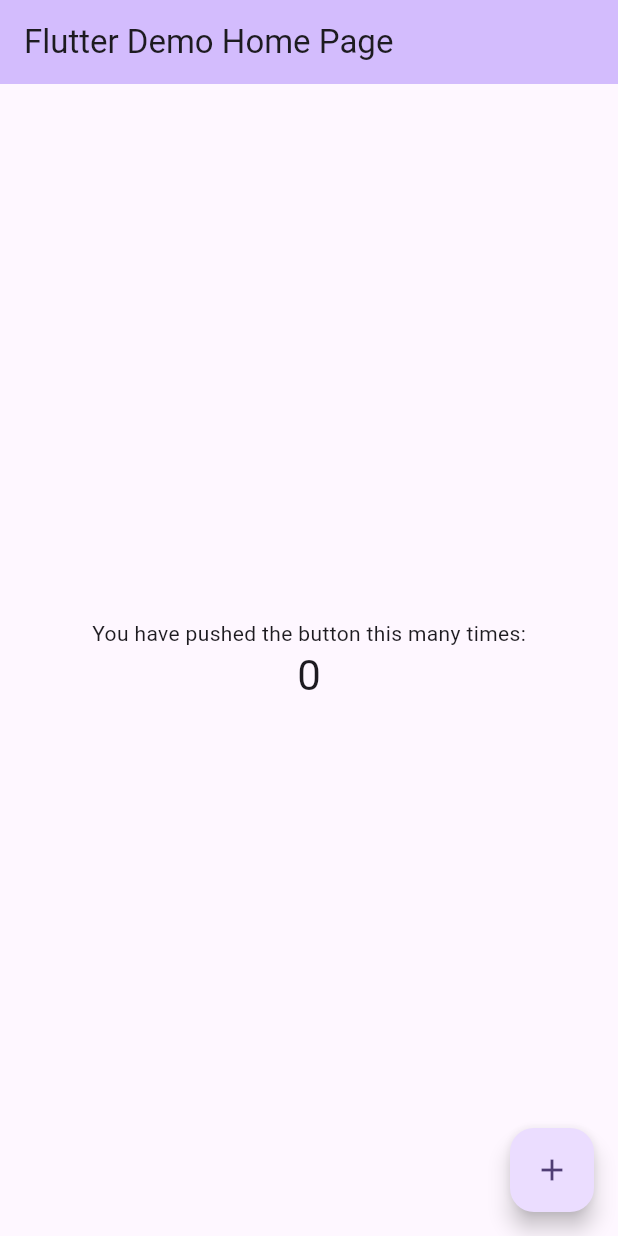
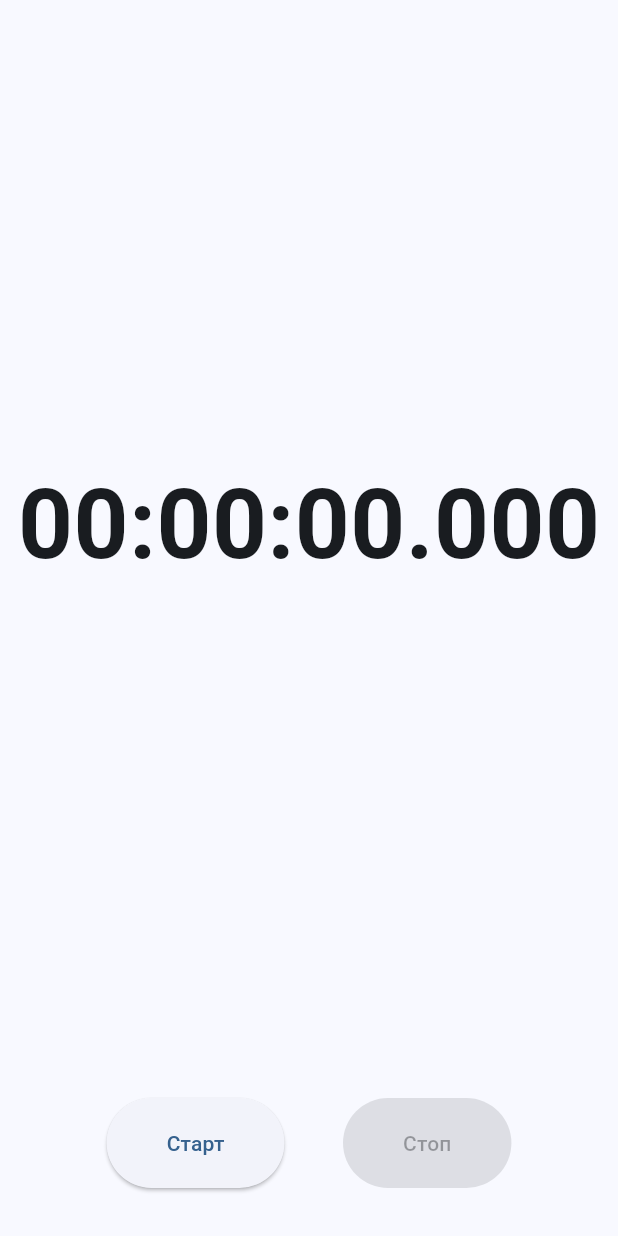
Before and after one commit to neo321654/screen_recorder, a Flutter app: the screen it shows after launch, on a phone screen of 412 x 824 dp. Run offline on Flutter 3.47's test engine with Material 3 defaults, Android fonts, the phone set to English and light mode, and no system bars.

Commit message:
refactor(ui): rebuild app as a timer
- Remove counter functionality from MyHomePage
- Implement timer functionality in TimerPage
- Add start and stop buttons for timer control
- Display formatted time in large text
- Update app title to "Timer"
- Customize theme color to blue

```diff
--- a/lib/main.dart
+++ b/lib/main.dart
@@ -1,3 +1,4 @@
+import 'dart:async';
 import 'package:flutter/material.dart';
 
 void main() {
@@ -7,116 +8,113 @@ void main() {
 class MyApp extends StatelessWidget {
   const MyApp({super.key});
 
-  // This widget is the root of your application.
   @override
   Widget build(BuildContext context) {
     return MaterialApp(
-      title: 'Flutter Demo',
+      title: 'Timer',
       theme: ThemeData(
-        // This is the theme of your application.
-        //
-        // TRY THIS: Try running your application with "flutter run". You'll see
-        // the application has a purple toolbar. Then, without quitting the app,
-        // try changing the seedColor in the colorScheme below to Colors.green
-        // and then invoke "hot reload" (save your changes or press the "hot
-        // reload" button in a Flutter-supported IDE, or press "r" if you used
-        // the command line to start the app).
-        //
-        // Notice that the counter didn't reset back to zero; the application
-        // state is not lost during the reload. To reset the state, use hot
-        // restart instead.
-        //
-        // This works for code too, not just values: Most code changes can be
-        // tested with just a hot reload.
-        colorScheme: ColorScheme.fromSeed(seedColor: Colors.deepPurple),
+        colorScheme: ColorScheme.fromSeed(seedColor: Colors.blue),
+        useMaterial3: true,
       ),
-      home: const MyHomePage(title: 'Flutter Demo Home Page'),
+      home: const TimerPage(),
     );
   }
 }
 
-class MyHomePage extends StatefulWidget {
-  const MyHomePage({super.key, required this.title});
-
-  // This widget is the home page of your application. It is stateful, meaning
-  // that it has a State object (defined below) that contains fields that affect
-  // how it looks.
-
-  // This class is the configuration for the state. It holds the values (in this
-  // case the title) provided by the parent (in this case the App widget) and
-  // used by the build method of the State. Fields in a Widget subclass are
-  // always marked "final".
-
-  final String title;
+class TimerPage extends StatefulWidget {
+  const TimerPage({super.key});
 
   @override
-  State<MyHomePage> createState() => _MyHomePageState();
+  State<TimerPage> createState() => _TimerPageState();
 }
 
-class _MyHomePageState extends State<MyHomePage> {
-  int _counter = 0;
+class _TimerPageState extends State<TimerPage> {
+  Timer? _timer;
+  int _milliseconds = 0;
+  bool _isRunning = false;
+  DateTime? _startTime;
 
-  void _incrementCounter() {
-    setState(() {
-      // This call to setState tells the Flutter framework that something has
-      // changed in this State, which causes it to rerun the build method below
-      // so that the display can reflect the updated values. If we changed
-      // _counter without calling setState(), then the build method would not be
-      // called again, and so nothing would appear to happen.
-      _counter++;
+  @override
+  void dispose() {
+    _timer?.cancel();
+    super.dispose();
+  }
+
+  void _startTimer() {
+    if (_isRunning) return;
+    _isRunning = true;
+    _startTime = DateTime.now().subtract(Duration(milliseconds: _milliseconds));
+    _timer = Timer.periodic(const Duration(milliseconds: 10), (timer) {
+      setState(() {
+        final now = DateTime.now();
+        _milliseconds = now.difference(_startTime!).inMilliseconds;
+      });
     });
+  }
+
+  void _stopTimer() {
+    _isRunning = false;
+    _timer?.cancel();
+    _timer = null;
+  }
+
+  String _formatTime(int milliseconds) {
+    final totalSeconds = milliseconds ~/ 1000;
+    final hours = totalSeconds ~/ 3600;
+    final minutes = (totalSeconds % 3600) ~/ 60;
+    final seconds = totalSeconds % 60;
+    final ms = milliseconds % 1000;
+    return '${hours.toString().padLeft(2, '0')}:${minutes.toString().padLeft(2, '0')}:${seconds.toString().padLeft(2, '0')}.${ms.toString().padLeft(3, '0')}';
   }
 
   @override
   Widget build(BuildContext context) {
-    // This method is rerun every time setState is called, for instance as done
-    // by the _incrementCounter method above.
-    //
-    // The Flutter framework has been optimized to make rerunning build methods
-    // fast, so that you can just rebuild anything that needs updating rather
-    // than having to individually change instances of widgets.
     return Scaffold(
-      appBar: AppBar(
-        // TRY THIS: Try changing the color here to a specific color (to
-        // Colors.amber, perhaps?) and trigger a hot reload to see the AppBar
-        // change color while the other colors stay the same.
-        backgroundColor: Theme.of(context).colorScheme.inversePrimary,
-        // Here we take the value from the MyHomePage object that was created by
-        // the App.build method, and use it to set our appbar title.
-        title: Text(widget.title),
-      ),
-      body: Center(
-        // Center is a layout widget. It takes a single child and positions it
-        // in the middle of the parent.
+      body: SafeArea(
         child: Column(
-          // Column is also a layout widget. It takes a list of children and
-          // arranges them vertically. By default, it sizes itself to fit its
-          // children horizontally, and tries to be as tall as its parent.
-          //
-          // Column has various properties to control how it sizes itself and
-          // how it positions its children. Here we use mainAxisAlignment to
-          // center the children vertically; the main axis here is the vertical
-          // axis because Columns are vertical (the cross axis would be
-          // horizontal).
-          //
-          // TRY THIS: Invoke "debug painting" (choose the "Toggle Debug Paint"
-          // action in the IDE, or press "p" in the console), to see the
-          // wireframe for each widget.
-          mainAxisAlignment: MainAxisAlignment.center,
-          children: <Widget>[
-            const Text('You have pushed the button this many times:'),
-            Text(
-              '$_counter',
-              style: Theme.of(context).textTheme.headlineMedium,
+          children: [
+            Expanded(
+              child: Center(
+                child: Text(
+                  _formatTime(_milliseconds),
+                  style: const TextStyle(
+                    fontSize: 64,
+                    fontWeight: FontWeight.bold,
+                  ),
+                ),
+              ),
+            ),
+            Padding(
+              padding: const EdgeInsets.all(32.0),
+              child: Row(
+                mainAxisAlignment: MainAxisAlignment.spaceEvenly,
+                children: [
+                  ElevatedButton(
+                    onPressed: _isRunning ? null : _startTimer,
+                    style: ElevatedButton.styleFrom(
+                      padding: const EdgeInsets.symmetric(
+                        horizontal: 40,
+                        vertical: 20,
+                      ),
+                    ),
+                    child: const Text('Старт'),
+                  ),
+                  ElevatedButton(
+                    onPressed: _isRunning ? _stopTimer : null,
+                    style: ElevatedButton.styleFrom(
+                      padding: const EdgeInsets.symmetric(
+                        horizontal: 40,
+                        vertical: 20,
+                      ),
+                    ),
+                    child: const Text('Стоп'),
+                  ),
+                ],
+              ),
             ),
           ],
         ),
       ),
-      floatingActionButton: FloatingActionButton(
-        onPressed: _incrementCounter,
-        tooltip: 'Increment',
-        child: const Icon(Icons.add),
-      ), // This trailing comma makes auto-formatting nicer for build methods.
     );
   }
 }
```
